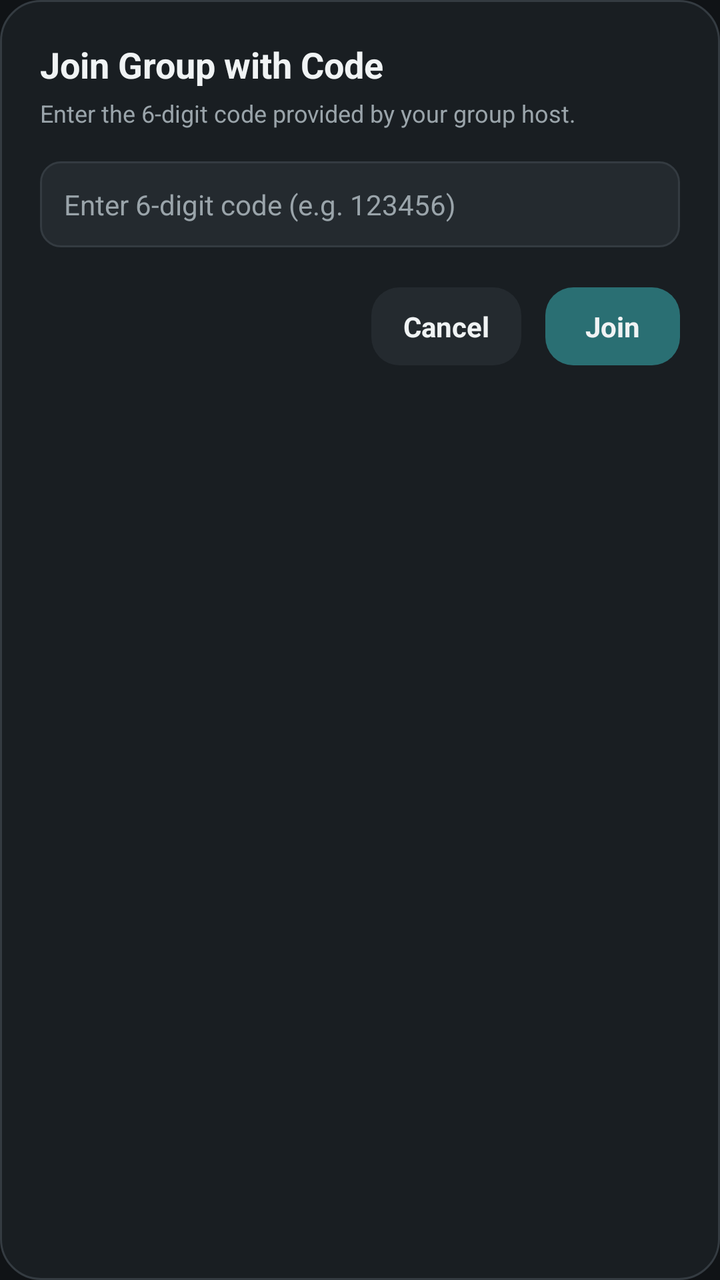
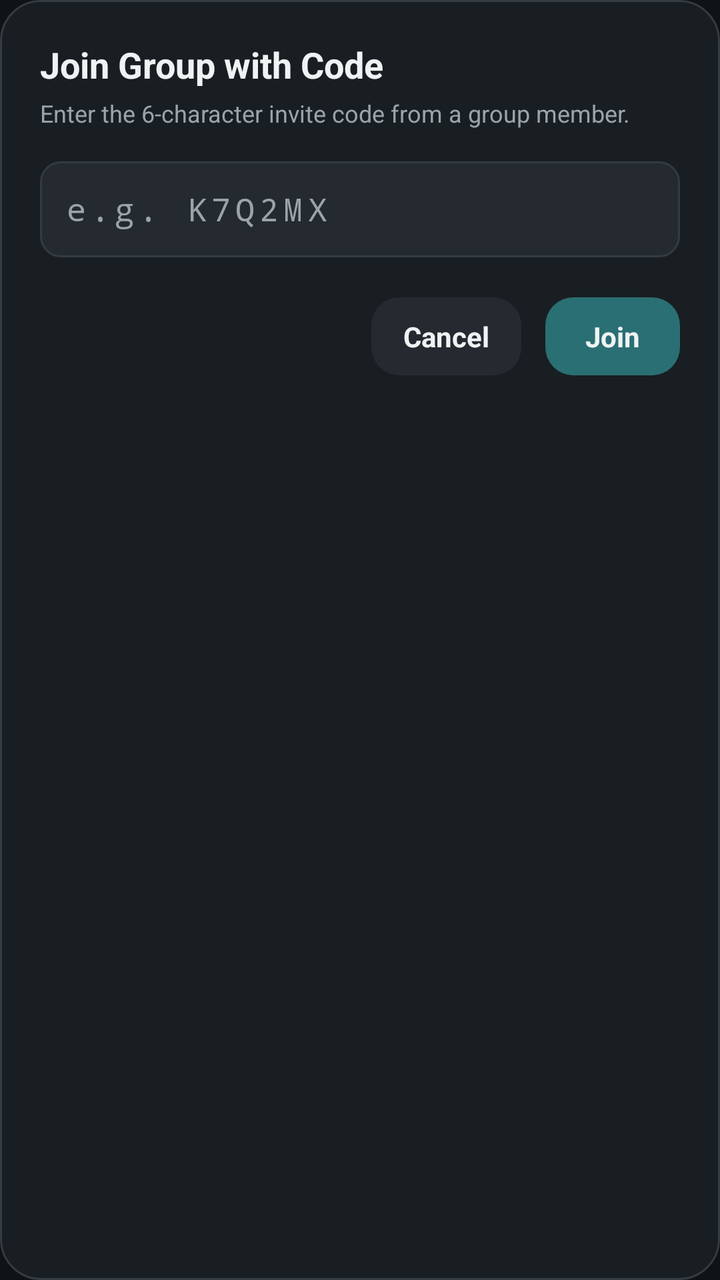

Two renders of the same Android screen: before a commit and after it. Below are the layout's source before the change and the commit's diff.
<!-- AndroidManifest.xml: application theme Theme.AnimoMap -->
<!-- res/layout/dialog_join_group.xml -->
<?xml version="1.0" encoding="utf-8"?>
<LinearLayout xmlns:android="http://schemas.android.com/apk/res/android"
    android:layout_width="match_parent"
    android:layout_height="wrap_content"
    android:background="@drawable/bg_group_card"
    android:orientation="vertical"
    android:padding="20dp">

    <TextView
        android:layout_width="match_parent"
        android:layout_height="wrap_content"
        android:text="@string/groups_dialog_join_title"
        android:textColor="@color/text_primary"
        android:textSize="18sp"
        android:textStyle="bold" />

    <TextView
        android:layout_width="match_parent"
        android:layout_height="wrap_content"
        android:layout_marginTop="4dp"
        android:layout_marginBottom="16dp"
        android:text="Enter the 6-digit code provided by your group host."
        android:textColor="@color/text_secondary"
        android:textSize="12sp" />

    <EditText
        android:id="@+id/dialog_join_input"
        android:layout_width="match_parent"
        android:layout_height="wrap_content"
        android:background="@drawable/bg_dialog_input"
        android:hint="@string/groups_dialog_join_hint"
        android:inputType="number"
        android:padding="12dp"
        android:singleLine="true"
        android:textColor="@color/text_primary"
        android:textColorHint="@color/text_secondary"
        android:textSize="14sp" />

    <LinearLayout
        android:layout_width="match_parent"
        android:layout_height="wrap_content"
        android:layout_marginTop="20dp"
        android:gravity="end"
        android:orientation="horizontal">

        <TextView
            android:id="@+id/dialog_join_cancel"
            android:layout_width="wrap_content"
            android:layout_height="wrap_content"
            android:background="@drawable/bg_button_secondary"
            android:gravity="center"
            android:paddingHorizontal="16dp"
            android:paddingVertical="10dp"
            android:text="@string/groups_dialog_cancel"
            android:textColor="@color/text_primary"
            android:textSize="14sp"
            android:textStyle="bold" />

        <TextView
            android:id="@+id/dialog_join_submit"
            android:layout_width="wrap_content"
            android:layout_height="wrap_content"
            android:layout_marginStart="12dp"
            android:background="@drawable/bg_button_primary"
            android:gravity="center"
            android:paddingHorizontal="20dp"
            android:paddingVertical="10dp"
            android:text="@string/groups_dialog_join_action"
            android:textColor="@color/text_primary"
            android:textSize="14sp"
            android:textStyle="bold" />

    </LinearLayout>

</LinearLayout>
<!-- resources referenced by this layout -->
<resources>
  <color name="text_primary">#F0F3F4</color>
  <color name="text_secondary">#9AA4AA</color>
  <!-- drawable bg_button_primary (drawable) -->
  <?xml version="1.0" encoding="utf-8"?>
  <shape xmlns:android="http://schemas.android.com/apk/res/android" android:shape="rectangle">
      <solid android:color="@color/primary_teal" />
      <corners android:radius="14dp" />
  </shape>
  <!-- drawable bg_button_secondary (drawable) -->
  <?xml version="1.0" encoding="utf-8"?>
  <shape xmlns:android="http://schemas.android.com/apk/res/android" android:shape="rectangle">
      <solid android:color="@color/surface_elevated" />
      <corners android:radius="14dp" />
  </shape>
  <!-- drawable bg_dialog_input (drawable) -->
  <?xml version="1.0" encoding="utf-8"?>
  <shape xmlns:android="http://schemas.android.com/apk/res/android" android:shape="rectangle">
      <solid android:color="@color/surface_elevated" />
      <corners android:radius="10dp" />
      <stroke android:width="1dp" android:color="@color/border_subtle" />
  </shape>
  <!-- drawable bg_group_card (drawable) -->
  <?xml version="1.0" encoding="utf-8"?>
  <shape xmlns:android="http://schemas.android.com/apk/res/android" android:shape="rectangle">
      <solid android:color="@color/surface_card" />
      <corners android:radius="20dp" />
      <stroke android:width="1dp" android:color="@color/border_subtle" />
  </shape>
  <string name="groups_dialog_cancel">Cancel</string>
  <string name="groups_dialog_join_action">Join</string>
  <string name="groups_dialog_join_hint">Enter 6-digit code (e.g. 123456)</string>
  <string name="groups_dialog_join_title">Join Group with Code</string>
  <style name="Theme.AnimoMap" parent="Base.Theme.AnimoMap" />
  <color name="primary_teal">#2A6F73</color>
  <color name="surface_elevated">#242A2F</color>
  <color name="border_subtle">#343B41</color>
  <color name="surface_card">#191E22</color>
  <style name="Base.Theme.AnimoMap" parent="Theme.Material3.Dark.NoActionBar">
          <item name="android:windowBackground">@color/bg_primary</item>
          <item name="colorPrimary">@color/primary_teal</item>
          <item name="colorOnPrimary">@color/text_primary</item>
          <item name="colorSecondary">@color/accent_teal</item>
          <item name="colorOnSecondary">@color/bg_primary</item>
          <item name="colorSurface">@color/surface_card</item>
          <item name="colorOnSurface">@color/text_primary</item>
          <item name="colorSurfaceVariant">@color/surface_elevated</item>
          <item name="colorOnSurfaceVariant">@color/text_secondary</item>
          <item name="colorOutline">@color/border_subtle</item>
          <item name="android:textColorPrimary">@color/text_primary</item>
          <item name="android:textColorSecondary">@color/text_secondary</item>
          <item name="android:statusBarColor">@color/bg_primary</item>
          <item name="android:navigationBarColor">@color/bg_primary</item>
      </style>
  <color name="bg_primary">#101316</color>
  <color name="accent_teal">#43CDBB</color>
</resources>

<!-- the commit's change to res/layout/dialog_join_group.xml (unified diff, before → after) -->
@@ -19,22 +19,38 @@
         android:layout_height="wrap_content"
         android:layout_marginTop="4dp"
         android:layout_marginBottom="16dp"
-        android:text="Enter the 6-digit code provided by your group host."
+        android:text="@string/groups_dialog_join_subtitle"
         android:textColor="@color/text_secondary"
         android:textSize="12sp" />
 
+    
     <EditText
         android:id="@+id/dialog_join_input"
         android:layout_width="match_parent"
         android:layout_height="wrap_content"
+        android:autofillHints=""
         android:background="@drawable/bg_dialog_input"
+        android:fontFamily="monospace"
         android:hint="@string/groups_dialog_join_hint"
-        android:inputType="number"
+        android:inputType="textCapCharacters|textNoSuggestions"
+        android:letterSpacing="0.15"
+        android:minHeight="48dp"
         android:padding="12dp"
         android:singleLine="true"
         android:textColor="@color/text_primary"
         android:textColorHint="@color/text_secondary"
-        android:textSize="14sp" />
+        android:textSize="16sp" />
+
+    
+    <TextView
+        android:id="@+id/dialog_join_error"
+        android:layout_width="match_parent"
+        android:layout_height="wrap_content"
+        android:layout_marginTop="10dp"
+        android:accessibilityLiveRegion="polite"
+        android:textColor="@color/groups_error"
+        android:textSize="12sp"
+        android:visibility="gone" />
 
     <LinearLayout
         android:layout_width="match_parent"
<!-- resource entries referenced after the edit -->
@@ -1,5 +1,6 @@
 <!-- resources referenced by this layout -->
 <resources>
+  <color name="groups_error">#F27C8D</color>
   <color name="text_primary">#F0F3F4</color>
   <color name="text_secondary">#9AA4AA</color>
   <!-- drawable bg_button_primary (drawable) -->
@@ -30,7 +31,8 @@
   </shape>
   <string name="groups_dialog_cancel">Cancel</string>
   <string name="groups_dialog_join_action">Join</string>
-  <string name="groups_dialog_join_hint">Enter 6-digit code (e.g. 123456)</string>
+  <string name="groups_dialog_join_hint">e.g. K7Q2MX</string>
+  <string name="groups_dialog_join_subtitle">Enter the 6-character invite code from a group member.</string>
   <string name="groups_dialog_join_title">Join Group with Code</string>
   <style name="Theme.AnimoMap" parent="Base.Theme.AnimoMap" />
   <color name="primary_teal">#2A6F73</color>
